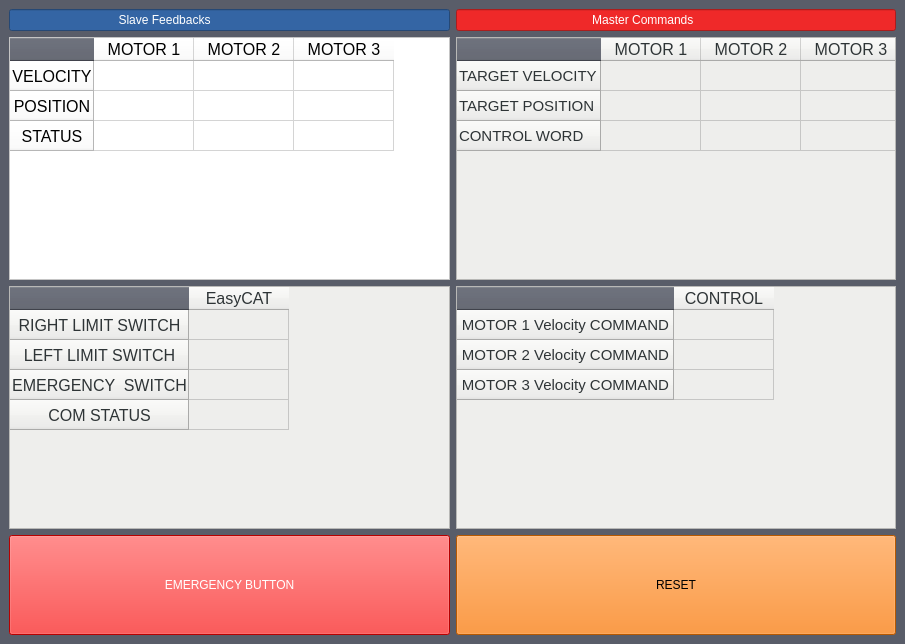
Before: the Qt Designer form gui_pkg/ui/main_window.ui in veysiadn/spinerobot_ws, drawn with Qt 5.
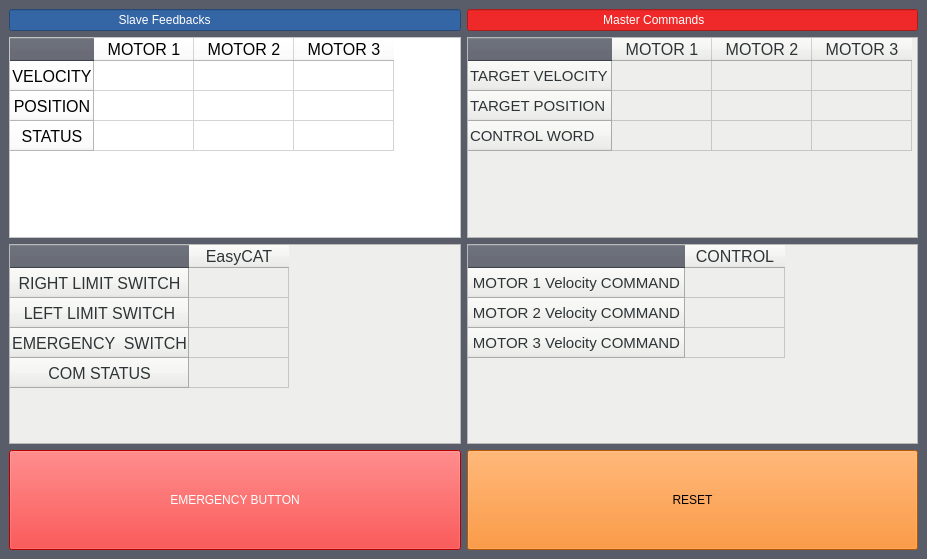
After: the same form once the commit is applied.

Patch:
```diff
--- a/gui_pkg/ui/main_window.ui
+++ b/gui_pkg/ui/main_window.ui
@@ -9,8 +9,8 @@
    <rect>
     <x>0</x>
     <y>0</y>
-    <width>905</width>
-    <height>644</height>
+    <width>927</width>
+    <height>559</height>
    </rect>
   </property>
   <property name="sizePolicy">
@@ -26,12 +26,6 @@
    <string notr="true">background-color: rgb(89, 93, 105);</string>
   </property>
   <widget class="QWidget" name="centralwidget">
-   <property name="maximumSize">
-    <size>
-     <width>16777215</width>
-     <height>800</height>
-    </size>
-   </property>
    <layout class="QGridLayout" name="gridLayout">
     <item row="1" column="0" colspan="2">
      <layout class="QHBoxLayout" name="horizontalLayout">
```
